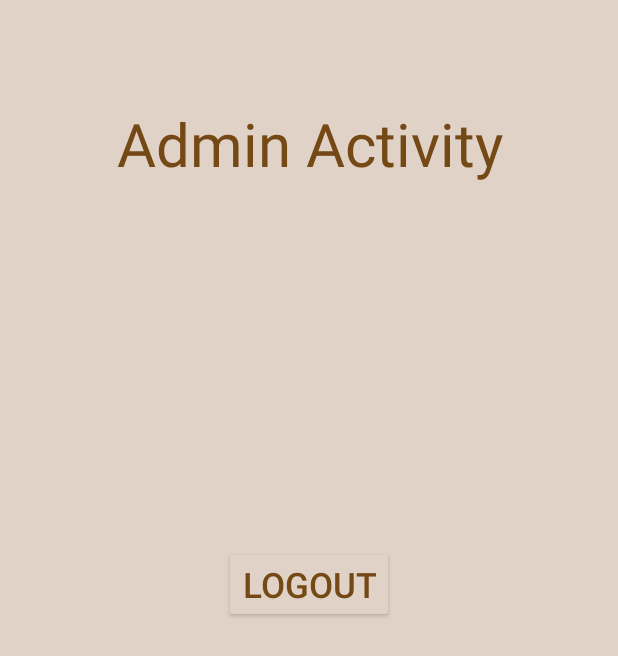
After one commit to DevRaval2604/Citizen-Care, an Android app: the Admin screen opened directly, with no data from a screen before it, on a phone screen of 412 x 824 dp. The commit adds this screen. Shown: the top 656 px of the screen. Run offline under Robolectric (Android 15) with nearby library versions, the phone set to English and light mode, and no system bars; our stand-ins replace sdp/ssp sizes.

Commit message:
Final Year Project

```diff
--- /dev/null
+++ b/app/src/main/java/com/example/citizencare/Admin.java
@@ -0,0 +1,21 @@
+package com.example.citizencare;
+
+import androidx.appcompat.app.AppCompatActivity;
+
+import android.content.Intent;
+import android.os.Bundle;
+import android.widget.Button;
+
+public class Admin extends AppCompatActivity {
+
+    @Override
+    protected void onCreate(Bundle savedInstanceState) {
+        super.onCreate(savedInstanceState);
+        setContentView(R.layout.activity_admin);
+        Button btnlogout=findViewById(R.id.logout1);
+        btnlogout.setOnClickListener(view -> {
+            Intent intent=new Intent(Admin.this, MainActivity.class);
+            startActivity(intent);
+        });
+    }
+}
--- a/app/src/main/java/com/example/citizencare/Forgot_Password.java
+++ b/app/src/main/java/com/example/citizencare/Forgot_Password.java
@@ -20,7 +20,7 @@ import com.google.firebase.auth.FirebaseAuth;
 import com.google.firebase.auth.FirebaseAuthInvalidUserException;
 
 
-
+import java.util.Objects;
 import java.util.regex.Pattern;
 
 public class Forgot_Password extends AppCompatActivity {
@@ -73,11 +73,11 @@ public class Forgot_Password extends AppCompatActivity {
                 finish();//To close register activity
             }else {
                 try {
-                    throw task.getException();
+                    throw Objects.requireNonNull(task.getException());
                 } catch (FirebaseAuthInvalidUserException e) {
                     editTextForgotPwdEmail.setError("User does not exist or is no longer valid. Please register again.");
                 } catch (Exception e) {
-                    Log.e(TAG, e.getMessage());
+                    Log.e(TAG, Objects.requireNonNull(e.getMessage()));
                     Toast.makeText(Forgot_Password.this, e.getMessage(), Toast.LENGTH_SHORT).show();
                 }
 
--- a/app/src/main/java/com/example/citizencare/ReadWriteCitizenDetails.java
+++ b/app/src/main/java/com/example/citizencare/ReadWriteCitizenDetails.java
@@ -4,13 +4,13 @@ package com.example.citizencare;
 
 public class ReadWriteCitizenDetails {
         public String FirstName,MiddleName,LastName,Email,Gender,MobileNumber,Password;
-        public ReadWriteCitizenDetails(String textFirstName,String textMiddleName,String textLastName,String textEmail,String textGender,String textMobile,String textPwd){
+        public ReadWriteCitizenDetails(String textFirstName,String textMiddleName,String textLastName,String textEmail,String textGender,String textMobile,String Password){
             this.FirstName=textFirstName;
             this.MiddleName=textMiddleName;
             this.LastName=textLastName;
             this.Email=textEmail;
             this.Gender=textGender;
             this.MobileNumber=textMobile;
-            this.Password=textPwd;
+            this.Password=Password;
         }
 }
--- /dev/null
+++ b/app/src/main/res/layout/activity_admin.xml
@@ -0,0 +1,38 @@
+<?xml version="1.0" encoding="utf-8"?>
+<ScrollView xmlns:android="http://schemas.android.com/apk/res/android"
+    xmlns:app="http://schemas.android.com/apk/res-auto"
+    xmlns:tools="http://schemas.android.com/tools"
+    android:layout_width="match_parent"
+    android:layout_height="match_parent"
+    android:background="@color/background"
+    tools:context=".Admin">
+
+    <RelativeLayout
+        android:layout_width="match_parent"
+        android:layout_height="wrap_content"
+        android:layout_margin="@dimen/_15sdp"
+        android:background="@color/background"
+        android:padding="@dimen/_15sdp">
+        <TextView
+            android:layout_width="wrap_content"
+            android:layout_height="wrap_content"
+            android:id="@+id/textview_login_head"
+            android:layout_marginTop="30dp"
+            android:layout_marginStart="@dimen/_30sdp"
+            android:text="Admin Activity"
+            android:textAlignment="center"
+            android:textColor="@color/text"
+            android:textSize="40sp"/>
+        <androidx.appcompat.widget.AppCompatButton
+            android:id="@+id/logout1"
+            android:layout_width="wrap_content"
+            android:layout_height="wrap_content"
+            android:backgroundTint="@color/background"
+            android:minWidth="@dimen/_32sdp"
+            android:textSize="@dimen/_18ssp"
+            android:layout_marginTop="@dimen/_250sdp"
+            android:layout_marginStart="@dimen/_85sdp"
+            android:text="@string/logout"
+            android:textColor="@color/text" />
+    </RelativeLayout>
+</ScrollView>
--- a/app/src/main/res/layout/activity_login.xml
+++ b/app/src/main/res/layout/activity_login.xml
@@ -99,7 +99,7 @@
             android:layout_height="wrap_content"
             android:layout_below="@id/have_you_not_registered"
             android:layout_marginStart="@dimen/_70sdp"
-            android:layout_marginTop="@dimen/_10sdp"
+            android:layout_marginTop="@dimen/_50sdp"
             android:textColor="@color/text"
             android:text="@string/forgot_password"
             android:textSize="20sp"
--- a/app/src/main/res/values/strings.xml
+++ b/app/src/main/res/values/strings.xml
@@ -33,4 +33,5 @@
     <string name="forgot_password_head">Please enter your registered email to receive password reset link</string>
     <string name="reset_password">Reset Password</string>
     <string name="Verify_email_head">Please check your inbox and verify your email address</string>
+    <string name="logout">Logout</string>
 </resources>
```
Also changed, not shown: app/src/main/AndroidManifest.xml (+9 -0 lines), app/src/main/java/com/example/citizencare/Citizen.java (added, +21 -0 lines), app/src/main/java/com/example/citizencare/Login.java (+29 -4 lines), app/src/main/java/com/example/citizencare/Servicemen.java (added, +21 -0 lines), app/src/main/res/layout/activity_citizen.xml (added, +37 -0 lines), app/src/main/res/layout/activity_register.xml (+13 -13 lines), app/src/main/res/layout/activity_servicemen.xml (added, +36 -0 lines).
